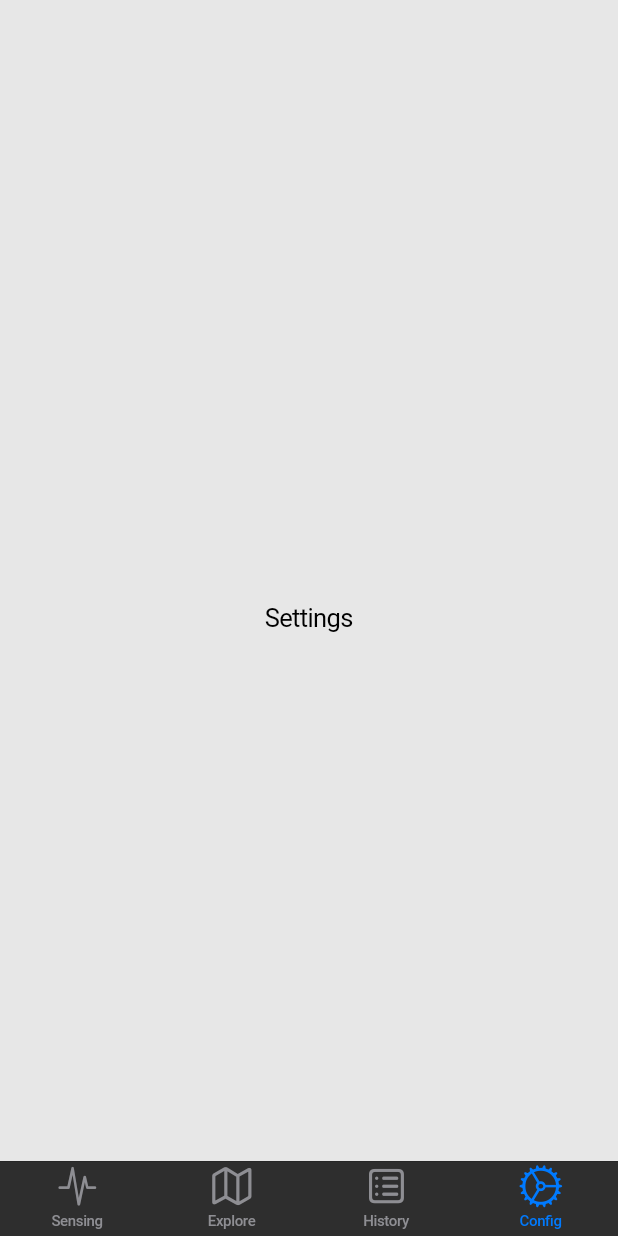
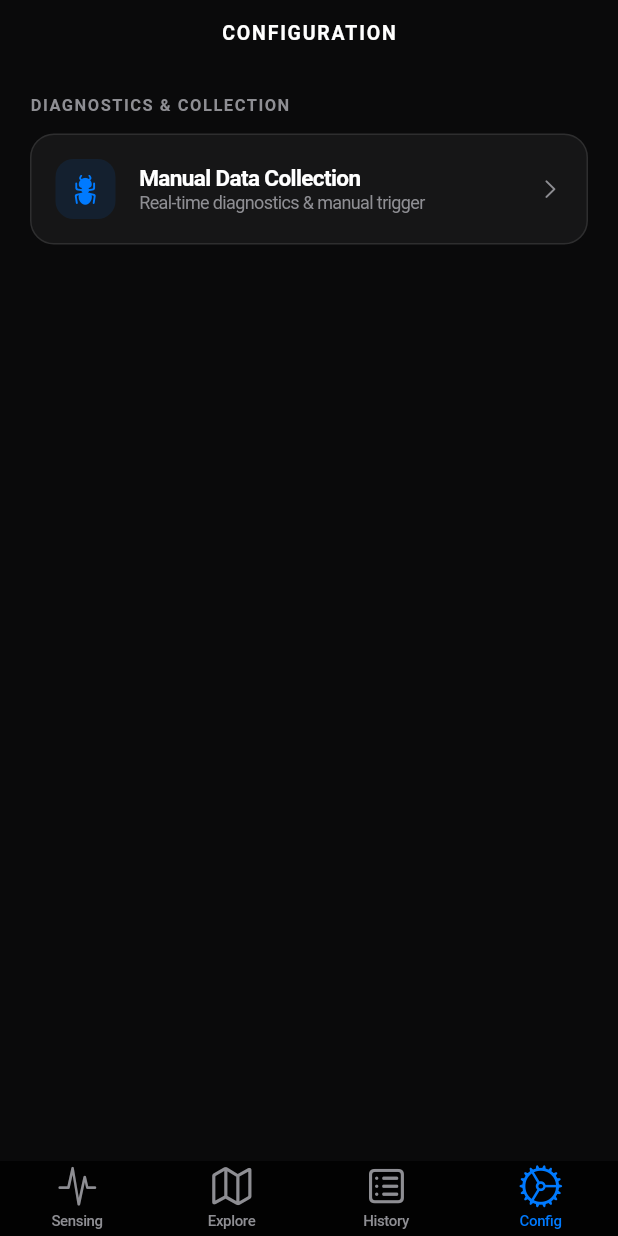
Before and after one commit to rudill/road_anomaly_collector, a Flutter app: the screen it shows after launch, item 4 of the bottom bar chosen, on a phone screen of 412 x 824 dp. Run offline on Flutter 3.47's test engine with Material 3 defaults, Android fonts, the phone set to English and light mode, and no system bars; our stand-ins replace flutter_map, geolocator, latlong2, sensors_plus, share_plus.

Commit message:
Implement manual data collection screen with real-time accelerometer diagnostics.

```diff
--- a/lib/screens/home_screen.dart
+++ b/lib/screens/home_screen.dart
@@ -2,6 +2,7 @@ import 'package:flutter/cupertino.dart';
 import 'package:road_anomaly_collector/screens/sensing_tab.dart';
 import 'package:road_anomaly_collector/screens/map_tab.dart';
 import 'package:road_anomaly_collector/screens/history_tab.dart';
+import 'package:road_anomaly_collector/manual_data_collection/manual_data_collection_screen.dart';
 
 class HomeScreen extends StatefulWidget {
   const HomeScreen({super.key});
@@ -55,11 +56,119 @@ class _HomeScreenState extends State<HomeScreen> {
               case 2:
                 return const HistoryTab();
               default:
-                return const Center(child: Text('Settings'));
+                return CupertinoPageScaffold(
+                  backgroundColor: const Color(0xFF0A0A0B),
+                  navigationBar: const CupertinoNavigationBar(
+                    backgroundColor: Color(0xFF0A0A0B),
+                    middle: Text(
+                      "CONFIGURATION",
+                      style: TextStyle(
+                        color: CupertinoColors.white,
+                        fontSize: 13,
+                        fontWeight: FontWeight.bold,
+                        letterSpacing: 1.2,
+                      ),
+                    ),
+                  ),
+                  child: SafeArea(
+                    child: ListView(
+                      padding: const EdgeInsets.all(20),
+                      children: [
+                        const Text(
+                          "DIAGNOSTICS & COLLECTION",
+                          style: TextStyle(
+                            color: CupertinoColors.systemGrey,
+                            fontSize: 11,
+                            fontWeight: FontWeight.bold,
+                            letterSpacing: 1,
+                          ),
+                        ),
+                        const SizedBox(height: 12),
+                        _buildSettingItem(
+                          context,
+                          title: "Manual Data Collection",
+                          subtitle: "Real-time diagnostics & manual trigger",
+                          icon: CupertinoIcons.ant_fill,
+                          color: CupertinoColors.activeBlue,
+                          onTap: () {
+                            Navigator.push(
+                              context,
+                              CupertinoPageRoute(
+                                builder: (context) =>
+                                    const ManualDataCollectionScreen(),
+                              ),
+                            );
+                          },
+                        ),
+                      ],
+                    ),
+                  ),
+                );
             }
           },
         );
       },
     );
   }
+
+  Widget _buildSettingItem(
+    BuildContext context, {
+    required String title,
+    required String subtitle,
+    required IconData icon,
+    required Color color,
+    required VoidCallback onTap,
+  }) {
+    return GestureDetector(
+      onTap: onTap,
+      child: Container(
+        padding: const EdgeInsets.all(16),
+        decoration: BoxDecoration(
+          color: CupertinoColors.white.withOpacity(0.05),
+          borderRadius: BorderRadius.circular(16),
+          border: Border.all(color: CupertinoColors.white.withOpacity(0.1)),
+        ),
+        child: Row(
+          children: [
+            Container(
+              padding: const EdgeInsets.all(10),
+              decoration: BoxDecoration(
+                color: color.withOpacity(0.1),
+                borderRadius: BorderRadius.circular(12),
+              ),
+              child: Icon(icon, color: color, size: 20),
+            ),
+            const SizedBox(width: 16),
+            Expanded(
+              child: Column(
+                crossAxisAlignment: CrossAxisAlignment.start,
+                children: [
+                  Text(
+                    title,
+                    style: const TextStyle(
+                      color: CupertinoColors.white,
+                      fontWeight: FontWeight.w600,
+                      fontSize: 15,
+                    ),
+                  ),
+                  Text(
+                    subtitle,
+                    style: const TextStyle(
+                      color: CupertinoColors.systemGrey,
+                      fontSize: 12,
+                    ),
+                  ),
+                ],
+              ),
+            ),
+            const Icon(
+              CupertinoIcons.chevron_right,
+              color: CupertinoColors.systemGrey,
+              size: 16,
+            ),
+          ],
+        ),
+      ),
+    );
+  }
 }
```
Also changed, not shown: lib/manual_data_collection/manual_data_collection_screen.dart (added, +457 -0 lines), lib/manual_data_collection/widgets/diagnostic_card.dart (added, +68 -0 lines), real_time_sensor_diagnostics.png (added), 1 other file.
